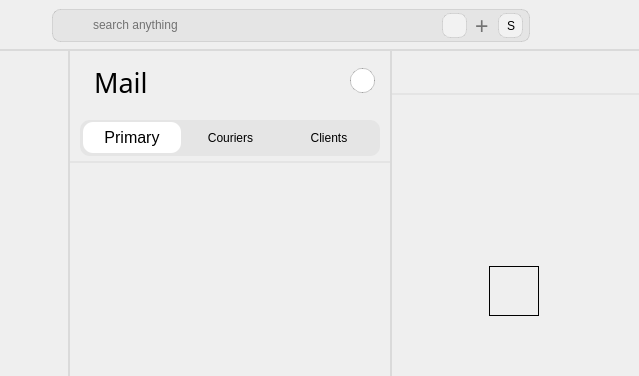
Old version of the form mainwindow.ui in the repository benzidane027/EmailsApp; both pictures show x 157 to 796 and y 0 to 376 of the 796 by 487 pixel window.
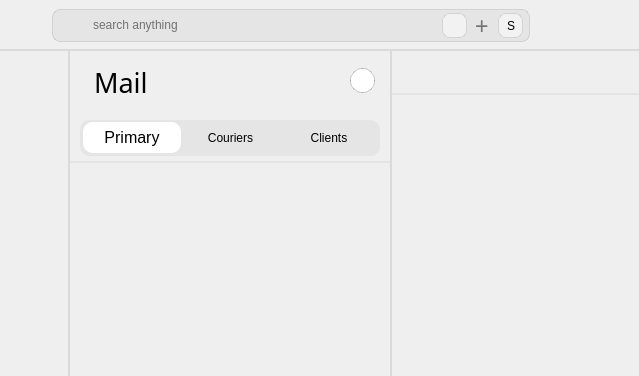
New version of the form. Icons and pictures are not drawn.

```diff
--- a/mainwindow.ui
+++ b/mainwindow.ui
@@ -1103,7 +1103,7 @@
                                   <rect>
                                    <x>10</x>
                                    <y>6</y>
-                                   <width>131</width>
+                                   <width>81</width>
                                    <height>41</height>
                                   </rect>
                                  </property>
@@ -2064,7 +2064,7 @@
                                   </size>
                                  </property>
                                  <property name="styleSheet">
-                                  <string notr="true">border:1px solid black;</string>
+                                  <string notr="true"/>
                                  </property>
                                 </widget>
                                </item>
```
Left out of the diff: 4 changed lines with no effect on the pictures.
